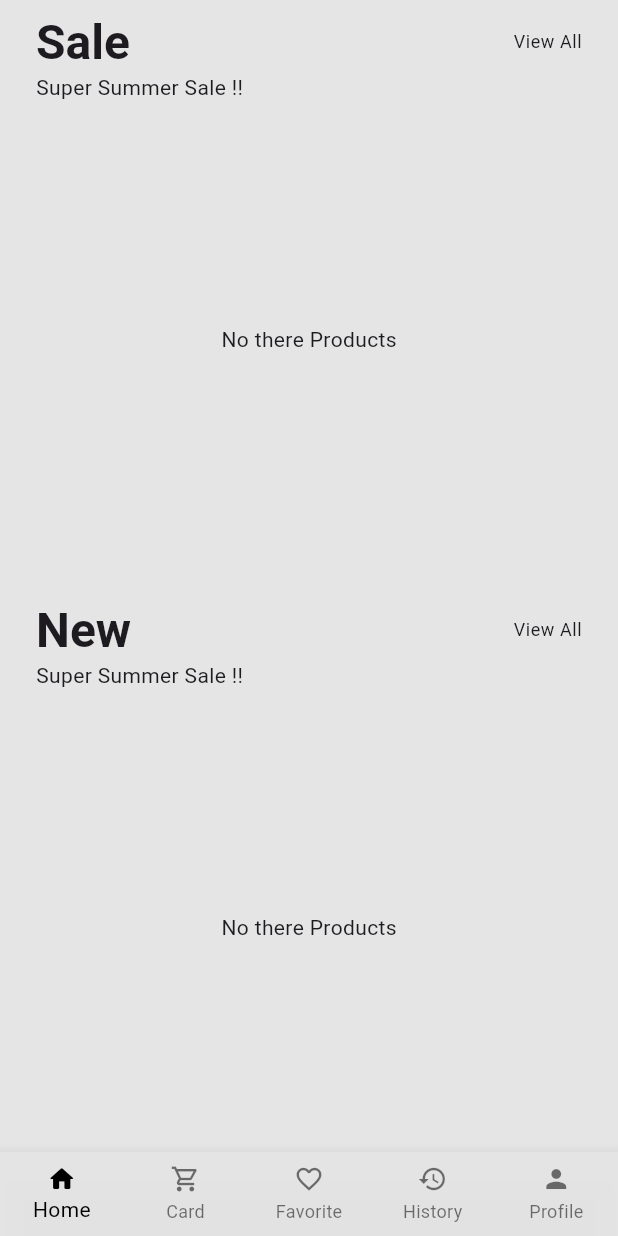
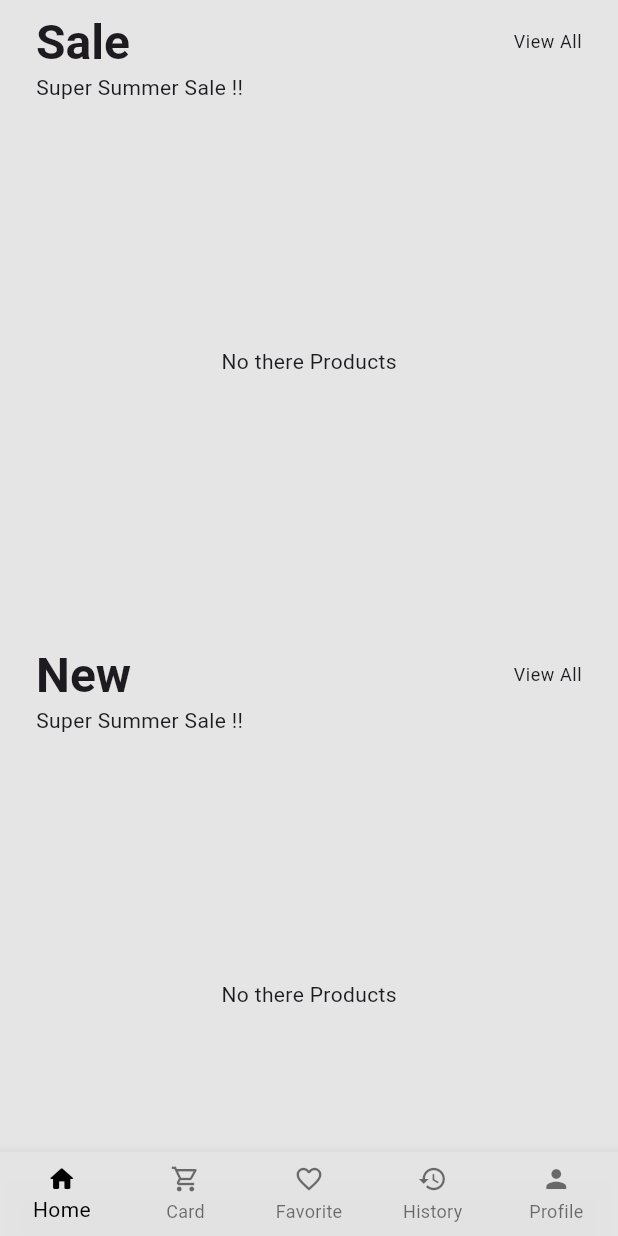
Before and after one commit to AhmedFathiMusfer/e_commerce, a Flutter app: the screen it shows once a user with an empty profile is signed in, scrolled down 316 dp, on a phone screen of 412 x 824 dp. Run offline on Flutter 3.47's test engine with Material 3 defaults, Android fonts, the phone set to English and light mode, and no system bars; our stand-ins replace cloud_firestore, firebase_auth, firebase_core, flutter_rating_bar; missing offline and left inert: dart:ffi; accounts and stored records are empty; network calls fail.

Commit message:
Improve home bage and detail page

```diff
--- a/lib/main.dart
+++ b/lib/main.dart
@@ -31,9 +31,9 @@ class MyApp extends StatelessWidget {
                   TextTheme(headlineSmall: TextStyle(color: Colors.white)),
               scaffoldBackgroundColor: Color(0xFF5E5E5E5),
               appBarTheme: AppBarTheme(
-                  backgroundColor: Colors.black,
-                  iconTheme: IconThemeData(color: Colors.white)),
-              primaryColor: Color(0xFF004085),
+                  backgroundColor: Colors.white,
+                  iconTheme: IconThemeData(color: Colors.black)),
+              primaryColor: Colors.black,
               inputDecorationTheme: InputDecorationTheme(
                   labelStyle: Theme.of(context).textTheme.labelLarge,
                   focusedBorder: OutlineInputBorder(
--- a/lib/views/pages/home_page.dart
+++ b/lib/views/pages/home_page.dart
@@ -86,8 +86,10 @@ class HomePage extends StatelessWidget {
         SizedBox(
           height: 8.0,
         ),
-        SizedBox(
-          height: 300,
+        Padding(
+            padding: EdgeInsets.symmetric(horizontal: 10.0),
+            child: SizedBox(
+              height: 330,
               child: StreamBuilder<List<Product>>(
                   stream: database.SelesProductStream(),
                   builder: (context, snapshot) {
@@ -112,7 +114,7 @@ class HomePage extends StatelessWidget {
                       child: CircularProgressIndicator(),
                     );
                   }),
-        ),
+            )),
         SizedBox(
           height: 24.0,
         ),
@@ -124,8 +126,10 @@ class HomePage extends StatelessWidget {
         SizedBox(
           height: 8.0,
         ),
-        SizedBox(
-          height: 300,
+        Padding(
+            padding: EdgeInsets.symmetric(horizontal: 10.0),
+            child: SizedBox(
+              height: 330,
               child: StreamBuilder<List<Product>>(
                   stream: database.NewProductStream(),
                   builder: (context, snapshot) {
@@ -150,7 +154,7 @@ class HomePage extends StatelessWidget {
                       child: CircularProgressIndicator(),
                     );
                   }),
-        )
+            ))
       ],
     )));
   }
--- a/lib/views/widgets/main_button.dart
+++ b/lib/views/widgets/main_button.dart
@@ -14,7 +14,7 @@ class MainButton extends StatelessWidget {
           style: ElevatedButton.styleFrom(
               backgroundColor: Theme.of(context).primaryColor,
               shape: RoundedRectangleBorder(
-                borderRadius: BorderRadius.circular(20),
+                borderRadius: BorderRadius.circular(5),
               )),
           child: Text(
             text,
--- a/pubspec.yaml
+++ b/pubspec.yaml
@@ -38,6 +38,7 @@ dependencies:
   firebase_auth: ^5.4.0
   provider: ^6.1.2
   cloud_firestore: ^5.6.1
+  flutter_rating_bar: ^4.0.1
 
 dev_dependencies:
   flutter_test:
```
Also changed, not shown: lib/views/pages/product_detail.dart (+85 -6 lines), lib/views/widgets/list_item_home.dart (+62 -9 lines), lib/views/widgets/drop_down_menu.dart (added), pubspec.lock. Lines whose indentation alone changed are shown as unchanged.
